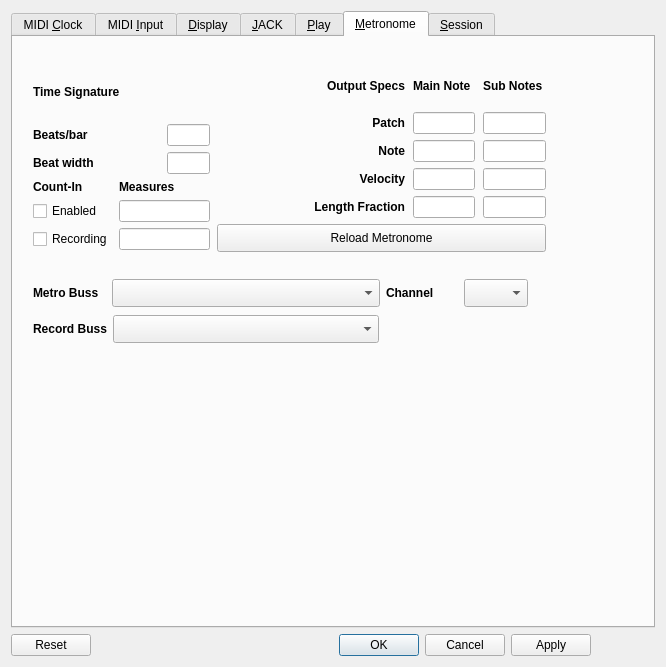
ahlstromcj/seq66, file seq_qt5/forms/qseditoptions.ui: the form before one commit.
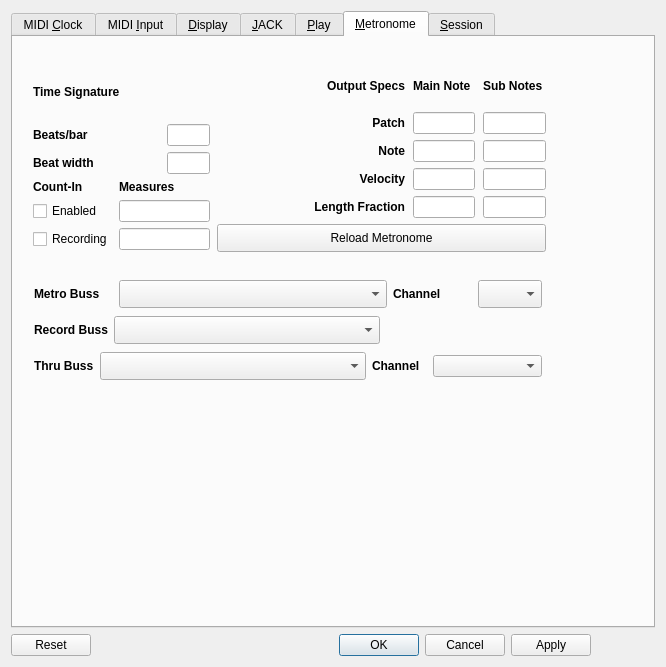
The form after the commit. The open tabs and pages were chosen to show the change.

```diff
--- a/seq_qt5/forms/qseditoptions.ui
+++ b/seq_qt5/forms/qseditoptions.ui
@@ -2006,10 +2006,10 @@
       <widget class="QWidget" name="">
        <property name="geometry">
         <rect>
-         <x>20</x>
-         <y>240</y>
-         <width>495</width>
-         <height>68</height>
+         <x>21</x>
+         <y>241</y>
+         <width>508</width>
+         <height>105</height>
         </rect>
        </property>
        <layout class="QVBoxLayout" name="verticalLayout_5">
@@ -2121,6 +2121,55 @@
           </item>
          </layout>
         </item>
+        <item>
+         <layout class="QHBoxLayout" name="horizontalLayout_5" stretch="1,4,1,2">
+          <item>
+           <widget class="QLabel" name="label_metro_thru_buss">
+            <property name="font">
+             <font>
+              <weight>75</weight>
+              <bold>true</bold>
+             </font>
+            </property>
+            <property name="text">
+             <string>Thru Buss</string>
+            </property>
+           </widget>
+          </item>
+          <item>
+           <widget class="QComboBox" name="combobox_metro_thru_buss">
+            <property name="minimumSize">
+             <size>
+              <width>266</width>
+              <height>28</height>
+             </size>
+            </property>
+            <property name="maximumSize">
+             <size>
+              <width>266</width>
+              <height>28</height>
+             </size>
+            </property>
+           </widget>
+          </item>
+          <item>
+           <widget class="QLabel" name="label_metro_thru_channel">
+            <property name="font">
+             <font>
+              <weight>75</weight>
+              <bold>true</bold>
+             </font>
+            </property>
+            <property name="text">
+             <string>Channel</string>
+            </property>
+           </widget>
+          </item>
+          <item>
+           <widget class="QComboBox" name="combobox_metro_thru_channel"/>
+          </item>
+         </layout>
+        </item>
        </layout>
       </widget>
      </widget>
```
Left out of the diff: 2 changed lines with no effect on the pictures.
